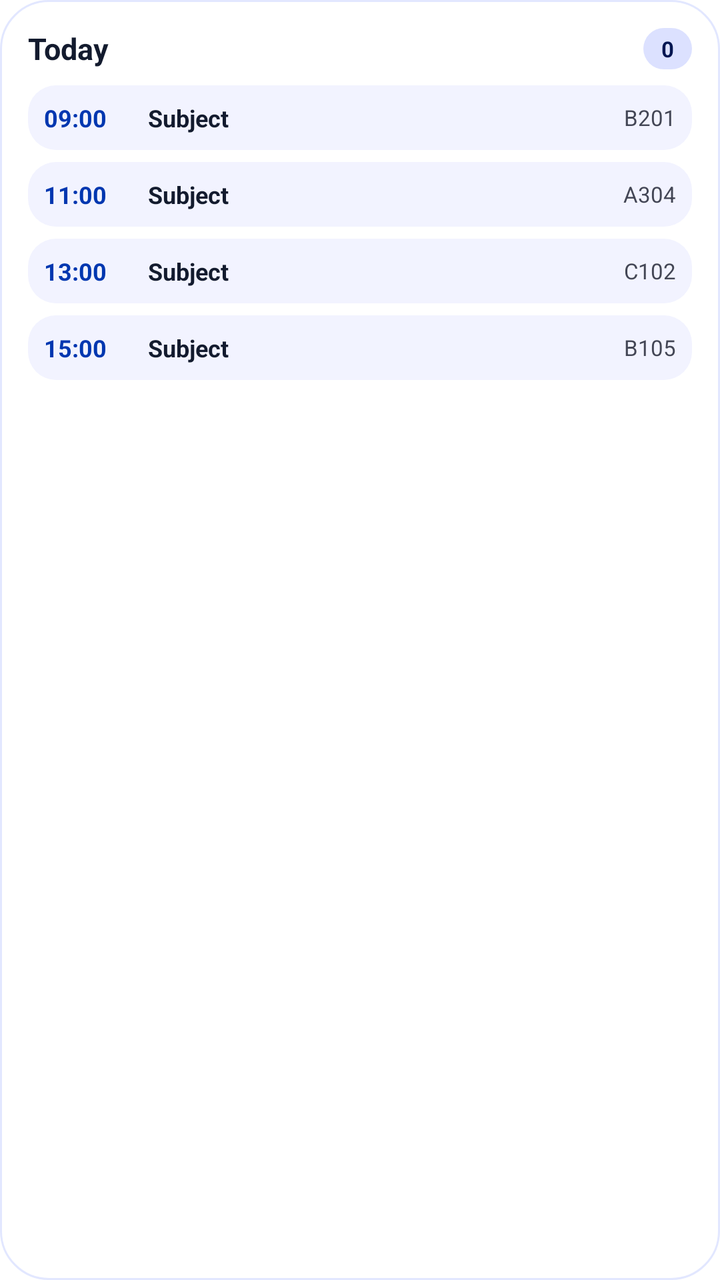
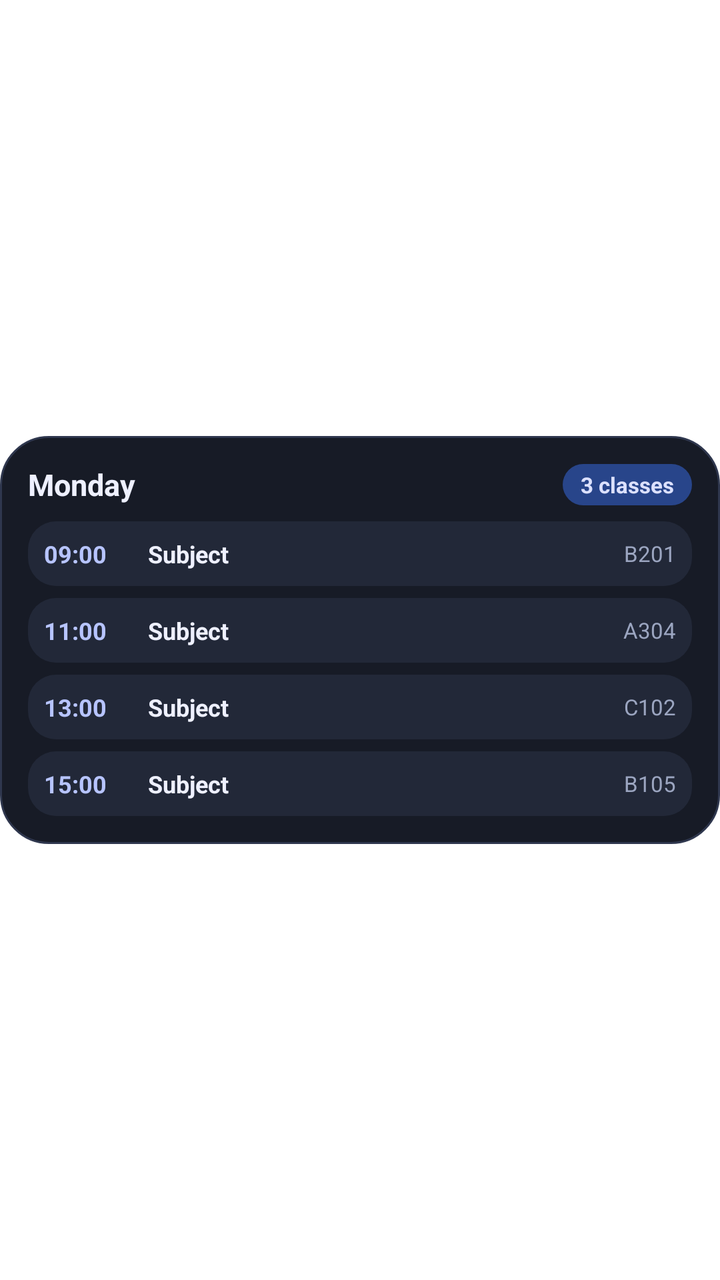

Two renders of the same Android screen: before a commit and after it. Below are the layout's source before the change and the commit's diff.
<!-- AndroidManifest.xml: fallback theme Theme.MaterialComponents.DayNight.NoActionBar -->
<!-- res/layout/widget_today_schedule.xml -->
<?xml version="1.0" encoding="utf-8"?>
<LinearLayout xmlns:android="http://schemas.android.com/apk/res/android"
    android:id="@+id/widget_root"
    android:layout_width="match_parent"
    android:layout_height="match_parent"
    android:background="@drawable/widget_bg_card"
    android:orientation="vertical"
    android:padding="14dp">

    <LinearLayout
        android:layout_width="match_parent"
        android:layout_height="wrap_content"
        android:gravity="center_vertical"
        android:orientation="horizontal">

        <TextView
            android:id="@+id/tv_header"
            android:layout_width="0dp"
            android:layout_height="wrap_content"
            android:layout_weight="1"
            android:ellipsize="end"
            android:maxLines="1"
            android:text="Today"
            android:textColor="@color/widget_text"
            android:textSize="15sp"
            android:textStyle="bold" />

        <TextView
            android:id="@+id/tv_count_pill"
            android:layout_width="wrap_content"
            android:layout_height="wrap_content"
            android:background="@drawable/widget_pill_primary"
            android:paddingStart="9dp"
            android:paddingTop="3dp"
            android:paddingEnd="9dp"
            android:paddingBottom="3dp"
            android:text="0"
            android:textColor="@color/widget_on_primary_fixed"
            android:textSize="11sp"
            android:textStyle="bold" />
    </LinearLayout>

    <TextView
        android:id="@+id/tv_empty"
        android:layout_width="match_parent"
        android:layout_height="0dp"
        android:layout_weight="1"
        android:gravity="center"
        android:text="No classes today"
        android:textColor="@color/widget_text_muted"
        android:textSize="13sp"
        android:visibility="gone" />

    
    <LinearLayout
        android:id="@+id/row_1"
        android:layout_width="match_parent"
        android:layout_height="wrap_content"
        android:layout_marginTop="8dp"
        android:background="@drawable/widget_bg_row"
        android:gravity="center_vertical"
        android:orientation="horizontal"
        android:padding="8dp">

        <TextView
            android:id="@+id/row_1_time"
            android:layout_width="46dp"
            android:layout_height="wrap_content"
            android:text="09:00"
            android:textColor="@color/widget_primary"
            android:textSize="12sp"
            android:textStyle="bold" />

        <TextView
            android:id="@+id/row_1_subject"
            android:layout_width="0dp"
            android:layout_height="wrap_content"
            android:layout_marginStart="6dp"
            android:layout_weight="1"
            android:ellipsize="end"
            android:maxLines="1"
            android:text="Subject"
            android:textColor="@color/widget_text"
            android:textSize="12sp"
            android:textStyle="bold" />

        <TextView
            android:id="@+id/row_1_room"
            android:layout_width="wrap_content"
            android:layout_height="wrap_content"
            android:layout_marginStart="6dp"
            android:text="B201"
            android:textColor="@color/widget_text_muted"
            android:textSize="11sp" />
    </LinearLayout>

    
    <LinearLayout
        android:id="@+id/row_2"
        android:layout_width="match_parent"
        android:layout_height="wrap_content"
        android:layout_marginTop="6dp"
        android:background="@drawable/widget_bg_row"
        android:gravity="center_vertical"
        android:orientation="horizontal"
        android:padding="8dp">

        <TextView
            android:id="@+id/row_2_time"
            android:layout_width="46dp"
            android:layout_height="wrap_content"
            android:text="11:00"
            android:textColor="@color/widget_primary"
            android:textSize="12sp"
            android:textStyle="bold" />

        <TextView
            android:id="@+id/row_2_subject"
            android:layout_width="0dp"
            android:layout_height="wrap_content"
            android:layout_marginStart="6dp"
            android:layout_weight="1"
            android:ellipsize="end"
            android:maxLines="1"
            android:text="Subject"
            android:textColor="@color/widget_text"
            android:textSize="12sp"
            android:textStyle="bold" />

        <TextView
            android:id="@+id/row_2_room"
            android:layout_width="wrap_content"
            android:layout_height="wrap_content"
            android:layout_marginStart="6dp"
            android:text="A304"
            android:textColor="@color/widget_text_muted"
            android:textSize="11sp" />
    </LinearLayout>

    
    <LinearLayout
        android:id="@+id/row_3"
        android:layout_width="match_parent"
        android:layout_height="wrap_content"
        android:layout_marginTop="6dp"
        android:background="@drawable/widget_bg_row"
        android:gravity="center_vertical"
        android:orientation="horizontal"
        android:padding="8dp">

        <TextView
            android:id="@+id/row_3_time"
            android:layout_width="46dp"
            android:layout_height="wrap_content"
            android:text="13:00"
            android:textColor="@color/widget_primary"
            android:textSize="12sp"
            android:textStyle="bold" />

        <TextView
            android:id="@+id/row_3_subject"
            android:layout_width="0dp"
            android:layout_height="wrap_content"
            android:layout_marginStart="6dp"
            android:layout_weight="1"
            android:ellipsize="end"
            android:maxLines="1"
            android:text="Subject"
            android:textColor="@color/widget_text"
            android:textSize="12sp"
            android:textStyle="bold" />

        <TextView
            android:id="@+id/row_3_room"
            android:layout_width="wrap_content"
            android:layout_height="wrap_content"
            android:layout_marginStart="6dp"
            android:text="C102"
            android:textColor="@color/widget_text_muted"
            android:textSize="11sp" />
    </LinearLayout>

    
    <LinearLayout
        android:id="@+id/row_4"
        android:layout_width="match_parent"
        android:layout_height="wrap_content"
        android:layout_marginTop="6dp"
        android:background="@drawable/widget_bg_row"
        android:gravity="center_vertical"
        android:orientation="horizontal"
        android:padding="8dp">

        <TextView
            android:id="@+id/row_4_time"
            android:layout_width="46dp"
            android:layout_height="wrap_content"
            android:text="15:00"
            android:textColor="@color/widget_primary"
            android:textSize="12sp"
            android:textStyle="bold" />

        <TextView
            android:id="@+id/row_4_subject"
            android:layout_width="0dp"
            android:layout_height="wrap_content"
            android:layout_marginStart="6dp"
            android:layout_weight="1"
            android:ellipsize="end"
            android:maxLines="1"
            android:text="Subject"
            android:textColor="@color/widget_text"
            android:textSize="12sp"
            android:textStyle="bold" />

        <TextView
            android:id="@+id/row_4_room"
            android:layout_width="wrap_content"
            android:layout_height="wrap_content"
            android:layout_marginStart="6dp"
            android:text="B105"
            android:textColor="@color/widget_text_muted"
            android:textSize="11sp" />
    </LinearLayout>
</LinearLayout>
<!-- resources referenced by this layout -->
<resources>
  <color name="widget_on_primary_fixed">#001551</color>
  <color name="widget_primary">#0037B0</color>
  <color name="widget_text">#131B2E</color>
  <color name="widget_text_muted">#434655</color>
  <!-- drawable widget_bg_card (drawable) -->
  <?xml version="1.0" encoding="utf-8"?>
  <shape xmlns:android="http://schemas.android.com/apk/res/android"
      android:shape="rectangle">
      <solid android:color="@color/widget_bg" />
      <corners android:radius="24dp" />
      <stroke android:width="1dp" android:color="@color/widget_divider" />
  </shape>
  <!-- drawable widget_bg_row (drawable) -->
  <?xml version="1.0" encoding="utf-8"?>
  <shape xmlns:android="http://schemas.android.com/apk/res/android"
      android:shape="rectangle">
      <solid android:color="@color/widget_surface_low" />
      <corners android:radius="14dp" />
  </shape>
  <!-- drawable widget_pill_primary (drawable) -->
  <?xml version="1.0" encoding="utf-8"?>
  <shape xmlns:android="http://schemas.android.com/apk/res/android"
      android:shape="rectangle">
      <solid android:color="@color/widget_primary_fixed" />
      <corners android:radius="999dp" />
  </shape>
  <color name="widget_bg">#FFFFFF</color>
  <color name="widget_divider">#E2E7FF</color>
  <color name="widget_surface_low">#F2F3FF</color>
  <color name="widget_primary_fixed">#DCE1FF</color>
</resources>

<!-- the commit's change to res/layout/widget_today_schedule.xml (unified diff, before → after) -->
@@ -1,55 +1,60 @@
 <?xml version="1.0" encoding="utf-8"?>
-<LinearLayout xmlns:android="http://schemas.android.com/apk/res/android"
-    android:id="@+id/widget_root"
+<FrameLayout xmlns:android="http://schemas.android.com/apk/res/android"
     android:layout_width="match_parent"
-    android:layout_height="match_parent"
-    android:background="@drawable/widget_bg_card"
-    android:orientation="vertical"
-    android:padding="14dp">
-
-    <LinearLayout
-        android:layout_width="match_parent"
-        android:layout_height="wrap_content"
-        android:gravity="center_vertical"
-        android:orientation="horizontal">
-
-        <TextView
-            android:id="@+id/tv_header"
-            android:layout_width="0dp"
-            android:layout_height="wrap_content"
-            android:layout_weight="1"
-            android:ellipsize="end"
-            android:maxLines="1"
-            android:text="Today"
-            android:textColor="@color/widget_text"
-            android:textSize="15sp"
-            android:textStyle="bold" />
-
-        <TextView
-            android:id="@+id/tv_count_pill"
-            android:layout_width="wrap_content"
-            android:layout_height="wrap_content"
-            android:background="@drawable/widget_pill_primary"
-            android:paddingStart="9dp"
-            android:paddingTop="3dp"
-            android:paddingEnd="9dp"
-            android:paddingBottom="3dp"
-            android:text="0"
-            android:textColor="@color/widget_on_primary_fixed"
-            android:textSize="11sp"
-            android:textStyle="bold" />
-    </LinearLayout>
-
-    <TextView
-        android:id="@+id/tv_empty"
-        android:layout_width="match_parent"
-        android:layout_height="0dp"
-        android:layout_weight="1"
-        android:gravity="center"
-        android:text="No classes today"
-        android:textColor="@color/widget_text_muted"
-        android:textSize="13sp"
-        android:visibility="gone" />
+    android:layout_height="match_parent">
+
+    <LinearLayout
+        android:id="@+id/widget_root"
+        android:layout_width="match_parent"
+        android:layout_height="wrap_content"
+        android:layout_gravity="center_vertical"
+        android:background="@drawable/widget_bg_card"
+        android:orientation="vertical"
+        android:padding="14dp">
+
+        <LinearLayout
+            android:layout_width="match_parent"
+            android:layout_height="wrap_content"
+            android:gravity="center_vertical"
+            android:orientation="horizontal">
+
+            <TextView
+                android:id="@+id/tv_header"
+                android:layout_width="0dp"
+                android:layout_height="wrap_content"
+                android:layout_weight="1"
+                android:ellipsize="end"
+                android:maxLines="1"
+                android:text="Monday"
+                android:textColor="@color/widget_text"
+                android:textSize="15sp"
+                android:textStyle="bold" />
+
+            <TextView
+                android:id="@+id/tv_count_pill"
+                android:layout_width="wrap_content"
+                android:layout_height="wrap_content"
+                android:background="@drawable/widget_pill_primary"
+                android:paddingStart="9dp"
+                android:paddingTop="3dp"
+                android:paddingEnd="9dp"
+                android:paddingBottom="3dp"
+                android:text="3 classes"
+                android:textColor="@color/widget_on_primary_fixed"
+                android:textSize="11sp"
+                android:textStyle="bold" />
+        </LinearLayout>
+
+        <TextView
+            android:id="@+id/tv_empty"
+            android:layout_width="match_parent"
+            android:layout_height="wrap_content"
+            android:paddingTop="14dp"
+            android:paddingBottom="6dp"
+            android:text="No classes today"
+            android:textColor="@color/widget_text_muted"
+            android:textSize="13sp"
+            android:visibility="gone" />
 
     
     <LinearLayout
@@ -222,4 +227,5 @@
             android:textColor="@color/widget_text_muted"
             android:textSize="11sp" />
     </LinearLayout>
-</LinearLayout>
+    </LinearLayout>
+</FrameLayout>
<!-- resource entries referenced after the edit -->
@@ -1,9 +1,9 @@
 <!-- resources referenced by this layout -->
 <resources>
-  <color name="widget_on_primary_fixed">#001551</color>
-  <color name="widget_primary">#0037B0</color>
-  <color name="widget_text">#131B2E</color>
-  <color name="widget_text_muted">#434655</color>
+  <color name="widget_on_primary_fixed">#DCE1FF</color>
+  <color name="widget_primary">#B7C4FF</color>
+  <color name="widget_text">#EEF0FF</color>
+  <color name="widget_text_muted">#9BA5C0</color>
   <!-- drawable widget_bg_card (drawable) -->
   <?xml version="1.0" encoding="utf-8"?>
   <shape xmlns:android="http://schemas.android.com/apk/res/android"
@@ -26,9 +26,9 @@
       <solid android:color="@color/widget_primary_fixed" />
       <corners android:radius="999dp" />
   </shape>
-  <color name="widget_bg">#FFFFFF</color>
-  <color name="widget_divider">#E2E7FF</color>
-  <color name="widget_surface_low">#F2F3FF</color>
-  <color name="widget_primary_fixed">#DCE1FF</color>
+  <color name="widget_bg">#171B26</color>
+  <color name="widget_divider">#2F374E</color>
+  <color name="widget_surface_low">#222838</color>
+  <color name="widget_primary_fixed">#28458A</color>
 </resources>
 
